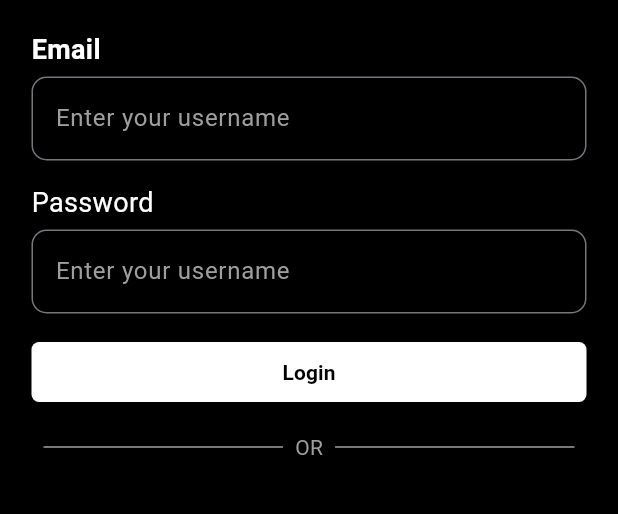
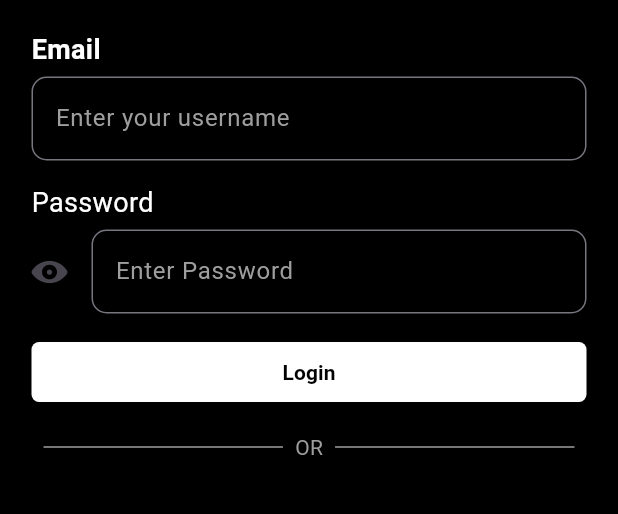
Before and after one commit to DeepakGunpal/chat-mate, a Flutter app: the screen it shows after launch, after a tap on "Signup", on a phone screen of 412 x 824 dp, the part 153-667 px from its top. Run offline on Flutter 3.47's test engine with Material 3 defaults, Android fonts, the phone set to English and light mode, and no system bars; our stand-ins replace google_fonts.

Commit message:
Added password feature but still pending

```diff
--- a/lib/Screens/login.dart
+++ b/lib/Screens/login.dart
@@ -1,3 +1,4 @@
+import 'package:flutter/cupertino.dart';
 import 'package:flutter/material.dart';
 
 class Login extends StatefulWidget {
@@ -9,7 +10,9 @@ class Login extends StatefulWidget {
 
 class _LoginState extends State<Login> {
   final TextEditingController _usernameController = TextEditingController();
-
+  final TextEditingController _passwordController = TextEditingController();
+  bool peakPassword = false;
+  Widget eyeValue = const Icon(CupertinoIcons.eye_fill);
   @override
   Widget build(BuildContext context) {
     return Scaffold(
@@ -54,6 +57,7 @@ class _LoginState extends State<Login> {
                   ),
                   TextField(
                     controller: _usernameController,
+                    style: const TextStyle(color: Colors.white),
                     decoration: const InputDecoration(
                       hintText: 'Enter your username',
                       hintStyle: TextStyle(color: Colors.grey),
@@ -81,11 +85,34 @@ class _LoginState extends State<Login> {
                     height: 5,
                   ),
                   TextField(
-                    controller: _usernameController,
-                    decoration: const InputDecoration(
-                      hintText: 'Enter your username',
-                      hintStyle: TextStyle(color: Colors.grey),
-                      border: OutlineInputBorder(
+                    style: const TextStyle(color: Colors.white),
+                    controller: _passwordController,
+                    obscureText: peakPassword,
+                    decoration: InputDecoration(
+                      hintText: 'Enter Password',
+                      icon: Column(
+                        children: [
+                          InkWell(
+                            onTap: () {
+                              setState(() {
+                                peakPassword = true;
+                                eyeValue =
+                                    const Icon(CupertinoIcons.eye_slash_fill);
+                              });
+                            },
+                            child: InkWell(
+                                onTap: () {
+                                  setState(() {
+                                    eyeValue =
+                                        const Icon(CupertinoIcons.eye_fill);
+                                  });
+                                },
+                                child: eyeValue),
+                          ),
+                        ],
+                      ),
+                      hintStyle: const TextStyle(color: Colors.grey),
+                      border: const OutlineInputBorder(
                         borderRadius: BorderRadius.all(Radius.circular(10)),
                       ),
                     ),
@@ -126,7 +153,7 @@ class _LoginState extends State<Login> {
                       ),
                     ),
                     Padding(
-                      padding: const EdgeInsets.all(8.0),
+                      padding: EdgeInsets.all(8.0),
                       child: Text(
                         'OR',
                         style: TextStyle(color: Colors.grey),
```
Also changed, not shown: lib/assets/images/google.png (added).
